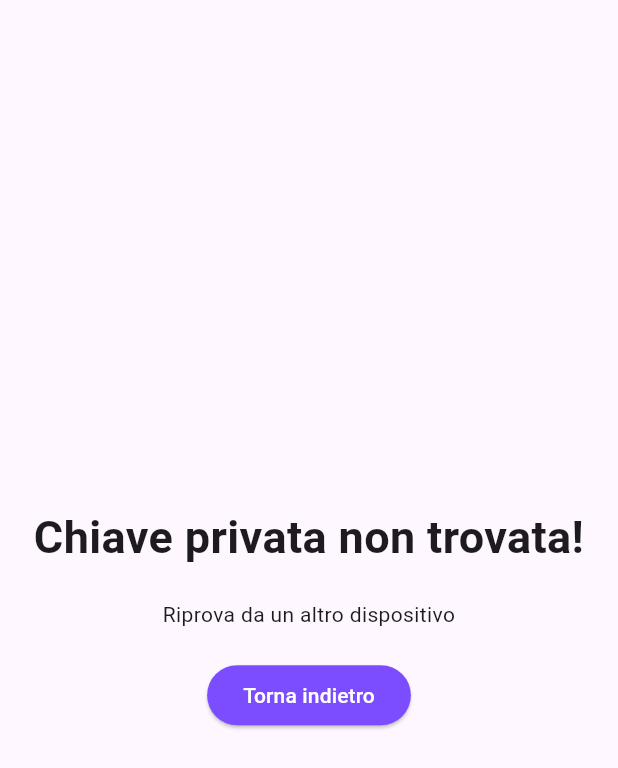
After one commit to SerpenTaki/key_wallet_app, a Flutter app: the KeyNotFound screen opened directly, on a phone screen of 412 x 824 dp. The commit adds this screen. Shown: the top 768 px of the screen. Run offline on Flutter 3.47's test engine with Material 3 defaults, Android fonts, the phone set to English and light mode, and no system bars; our stand-ins replace cloud_firestore, convert, firebase_auth, firebase_core, flutter_secure_storage, pretty_qr_code; missing offline and left inert: pointycastle; accounts and stored records are empty; generated files the repository leaves out were written again.

Commit message:
Pagina Errore

```diff
--- /dev/null
+++ b/lib/ErrorScreens/key_not_found.dart
@@ -0,0 +1,35 @@
+import 'package:flutter/material.dart';
+
+class KeyNotFound extends StatelessWidget {
+  const KeyNotFound({super.key});
+
+  @override
+  Widget build(BuildContext context) {
+    return Scaffold(
+      body: Center(
+        child: Column(
+          spacing: 20,
+          mainAxisAlignment: MainAxisAlignment.center,
+          crossAxisAlignment: CrossAxisAlignment.center,
+          mainAxisSize: MainAxisSize.min,
+          children: [
+            const Text('Chiave privata non trovata!', textAlign: TextAlign.center, style: TextStyle(fontSize: 30, fontWeight: FontWeight.bold),),
+            const Text("Riprova da un altro dispositivo", textAlign: TextAlign.center,),
+            ElevatedButton(
+              onPressed: () {
+                if (Navigator.canPop(context)) {
+                  Navigator.pop(context);
+                }
+              },
+              style: ElevatedButton.styleFrom(
+                backgroundColor: Theme.of(context).colorScheme.primary,
+                foregroundColor: Theme.of(context).colorScheme.inversePrimary,
+              ),
+              child: const Text("Torna indietro"),
+            ),
+          ],
+        ),
+      ),
+    );;
+  }
+}
```
Also changed, not shown: lib/screens/_wallet_page.dart (+2 -26 lines).
